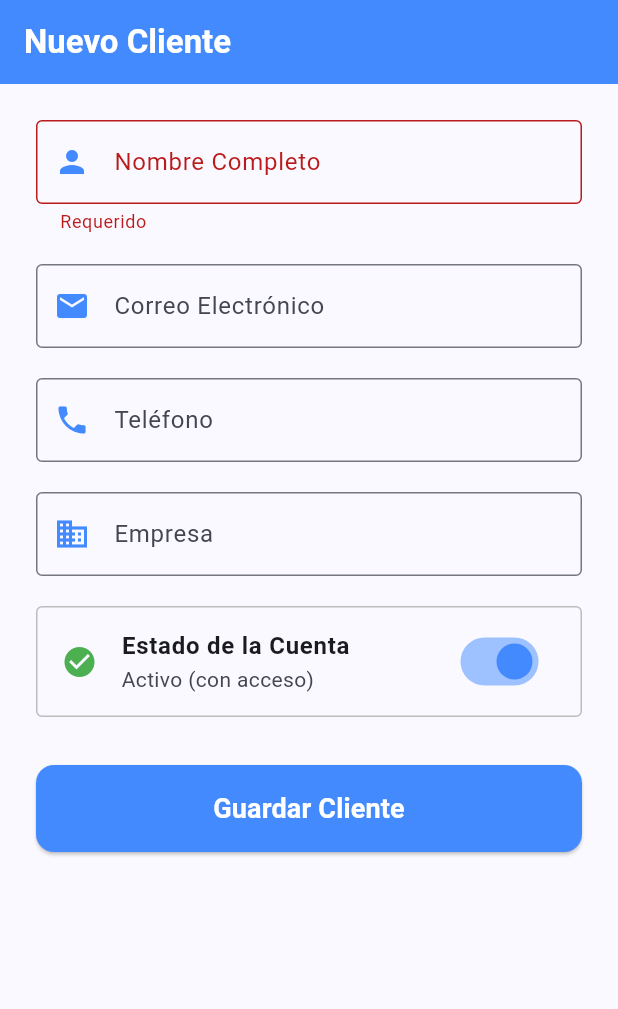
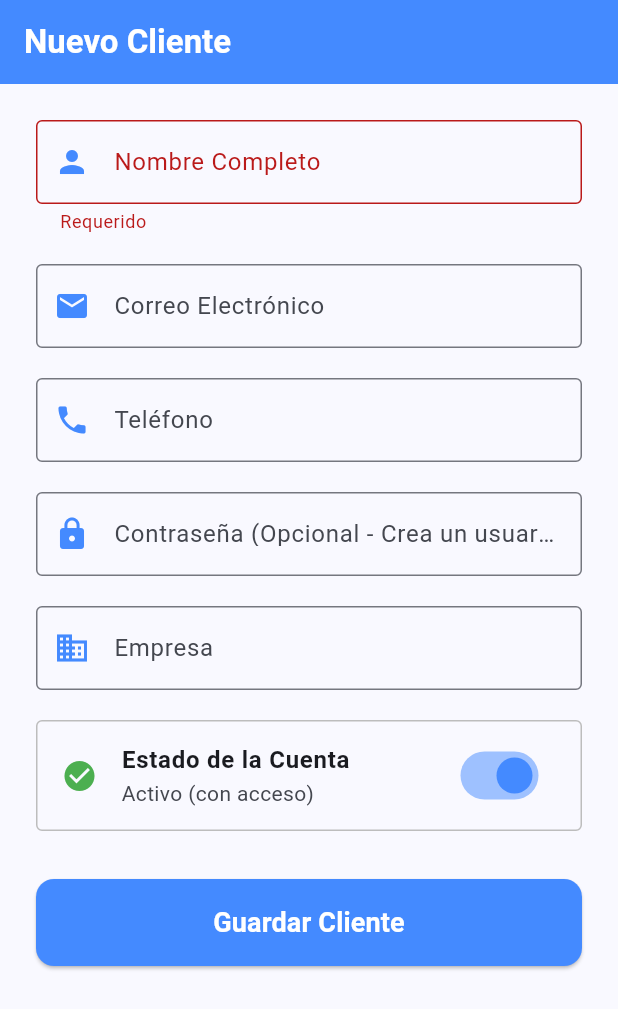
Before and after one commit to aj130142/frontendGestion2026, a Flutter app: the ClientFormScreen screen opened by its route, after a tap on "Guardar Cliente", on a phone screen of 412 x 824 dp. Shown: the top 1009 px of the screen. Run offline on Flutter 3.47's test engine with Material 3 defaults, Android fonts, the phone set to English and light mode, and no system bars; our stand-ins replace flutter_dotenv, go_router, shared_preferences; accounts and stored records are empty.

Commit message:
Feat: crear usuario rol cliente y quitar opcion de user form

```diff
--- a/lib/models/client.dart
+++ b/lib/models/client.dart
@@ -5,8 +5,9 @@ class Client {
   final String phone;
   final String company;
   final bool isActive;
+  final String? password;
 
-  Client({this.id, required this.name, required this.email, required this.phone, required this.company, this.isActive = true});
+  Client({this.id, required this.name, required this.email, required this.phone, required this.company, this.isActive = true, this.password});
 
   factory Client.fromJson(Map<String, dynamic> json) {
     return Client(
@@ -27,6 +28,7 @@ class Client {
       'telefono': phone,
       'empresa': company,
       'id_estado': isActive ? 1 : 2,
+      if (password != null && password!.isNotEmpty) 'password': password,
     };
   }
 }
--- a/lib/screens/clients/client_form_screen.dart
+++ b/lib/screens/clients/client_form_screen.dart
@@ -18,6 +18,7 @@ class _ClientFormScreenState extends State<ClientFormScreen> {
   late TextEditingController _emailController;
   late TextEditingController _phoneController;
   late TextEditingController _companyController;
+  late TextEditingController _passwordController;
   bool _isActive = true;
   bool _isLoading = false;
 
@@ -28,6 +29,7 @@ class _ClientFormScreenState extends State<ClientFormScreen> {
     _emailController = TextEditingController(text: widget.client?.email ?? '');
     _phoneController = TextEditingController(text: widget.client?.phone ?? '');
     _companyController = TextEditingController(text: widget.client?.company ?? '');
+    _passwordController = TextEditingController();
     _isActive = widget.client?.isActive ?? true;
   }
 
@@ -37,6 +39,7 @@ class _ClientFormScreenState extends State<ClientFormScreen> {
     _emailController.dispose();
     _phoneController.dispose();
     _companyController.dispose();
+    _passwordController.dispose();
     super.dispose();
   }
 
@@ -51,6 +54,7 @@ class _ClientFormScreenState extends State<ClientFormScreen> {
           phone: _phoneController.text,
           company: _companyController.text,
           isActive: _isActive,
+          password: _passwordController.text.isNotEmpty ? _passwordController.text : null,
         );
 
         if (widget.client == null) {
@@ -117,6 +121,19 @@ class _ClientFormScreenState extends State<ClientFormScreen> {
                 keyboardType: TextInputType.phone,
               ),
               const SizedBox(height: 20),
+              if (widget.client == null) ...[
+                TextFormField(
+                  controller: _passwordController,
+                  obscureText: true,
+                  decoration: const InputDecoration(
+                    labelText: 'Contraseña (Opcional - Crea un usuario para el cliente)',
+                    border: OutlineInputBorder(),
+                    prefixIcon: Icon(Icons.lock, color: Colors.blueAccent),
+                  ),
+                  validator: (v) => v != null && v.isNotEmpty && v.length < 6 ? 'Mínimo 6 caracteres' : null,
+                ),
+                const SizedBox(height: 20),
+              ],
               TextFormField(
                 controller: _companyController,
                 decoration: const InputDecoration(
--- a/lib/screens/users/user_form_screen.dart
+++ b/lib/screens/users/user_form_screen.dart
@@ -127,7 +127,6 @@ class _UserFormScreenState extends State<UserFormScreen> {
                 items: const [
                   DropdownMenuItem(value: 1, child: Text('Administrador')),
                   DropdownMenuItem(value: 2, child: Text('Usuario Estándar')),
-                  DropdownMenuItem(value: 3, child: Text('Cliente')),
                 ],
                 onChanged: (val) => setState(() => _roleId = val!),
               ),
```
